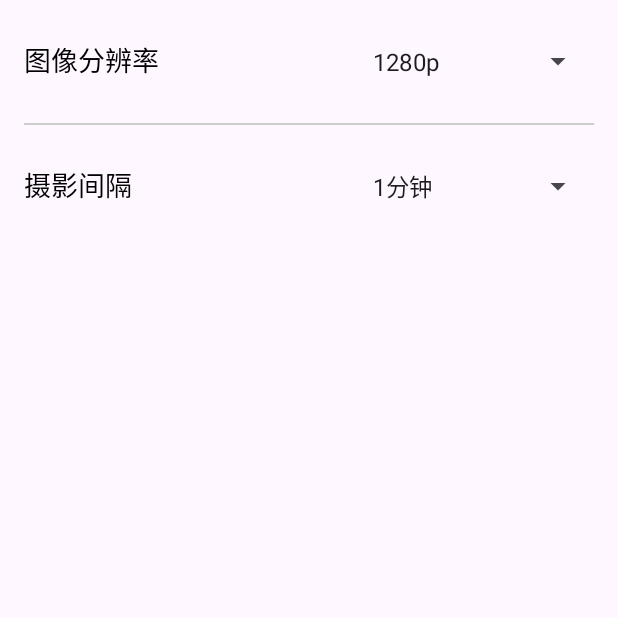
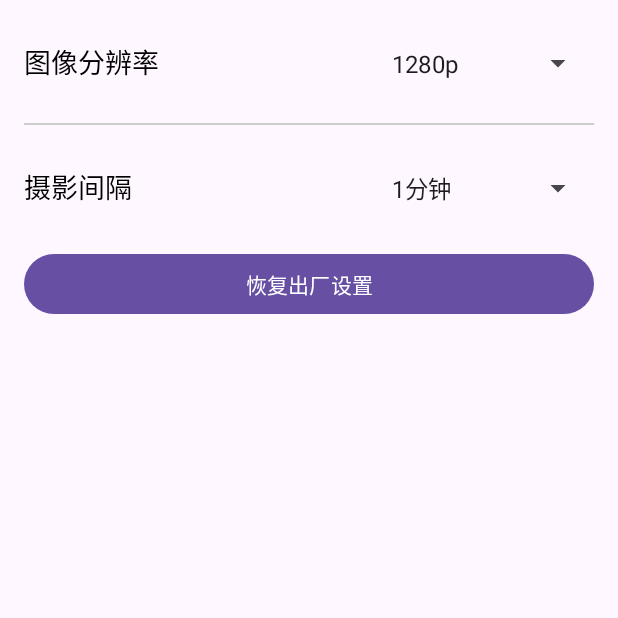
Before and after one commit to songy0424/Driving-Recorder, an Android app: the fragment SettingsFragment placed in its activity, on a phone screen of 412 x 824 dp, the top half of it. Run offline under Robolectric (Android 15) with nearby library versions, the phone set to English and light mode, and no system bars; libraries missing offline, so code that uses them is left out: jcifs.smb; 4 statements that could not run were skipped.

Commit message:
[code][app.setting]给app添加恢复出厂设置按键

```diff
--- a/MyVideoApp/app/src/main/java/com/example/myvideoapp/LocalFilesFragment.java
+++ b/MyVideoApp/app/src/main/java/com/example/myvideoapp/LocalFilesFragment.java
@@ -245,12 +245,6 @@ public class LocalFilesFragment extends Fragment {
                 adapter.notifyDataSetChanged();
             }
         }.execute();
-    }
-
-    private boolean shouldAddFile(boolean isVideo) {
-        return currentType == FileType.ALL ||
-                (currentType == FileType.VIDEO && isVideo) ||
-                (currentType == FileType.IMAGE && !isVideo);
     }
 
     private void enterSelectMode() {
--- a/MyVideoApp/app/src/main/res/layout/fragment_settings.xml
+++ b/MyVideoApp/app/src/main/res/layout/fragment_settings.xml
@@ -19,7 +19,7 @@
             android:layout_width="0dp"
             android:layout_height="50dp"
             android:layout_weight="5"
-            android:gravity=""
+            android:gravity="center_vertical"
             android:text="图像分辨率"
             android:textColor="#000"
             android:textSize="18sp" />
@@ -27,7 +27,7 @@
         <!-- 第一个 Spinner -->
         <Spinner
             android:id="@+id/spinnerResolution"
-            android:layout_width="20dp"
+            android:layout_width="0dp"
             android:layout_height="50dp"
             android:layout_weight="3"
             android:textSize="18sp"
@@ -60,7 +60,7 @@
             android:layout_width="0dp"
             android:layout_height="50dp"
             android:layout_weight="5"
-            android:gravity=""
+            android:gravity="center_vertical"
             android:text="摄影间隔"
             android:textColor="#000"
             android:textSize="18sp" />
@@ -68,10 +68,20 @@
         <!-- 第二个 Spinner -->
         <Spinner
             android:id="@+id/spinnerPhotoInterval"
-            android:layout_width="20dp"
+            android:layout_width="0dp"
             android:layout_height="50dp"
             android:layout_weight="3"
             android:textSize="18sp"
             android:entries="@array/photo_interval_options" />
     </LinearLayout>
+
+    <Button
+        android:id="@+id/resetButton"
+        android:layout_width="match_parent"
+        android:layout_height="wrap_content"
+        android:text="恢复出厂设置"
+        android:layout_marginTop="16dp"
+        app:layout_constraintTop_toBottomOf="@id/setting2Layout"
+        app:layout_constraintStart_toStartOf="parent"
+        app:layout_constraintEnd_toEndOf="parent"/>
 </androidx.constraintlayout.widget.ConstraintLayout>
```
Also changed, not shown: MyVideoApp/app/src/main/java/com/example/myvideoapp/SettingsFragment.java (+44 -0 lines), 1 other file.
